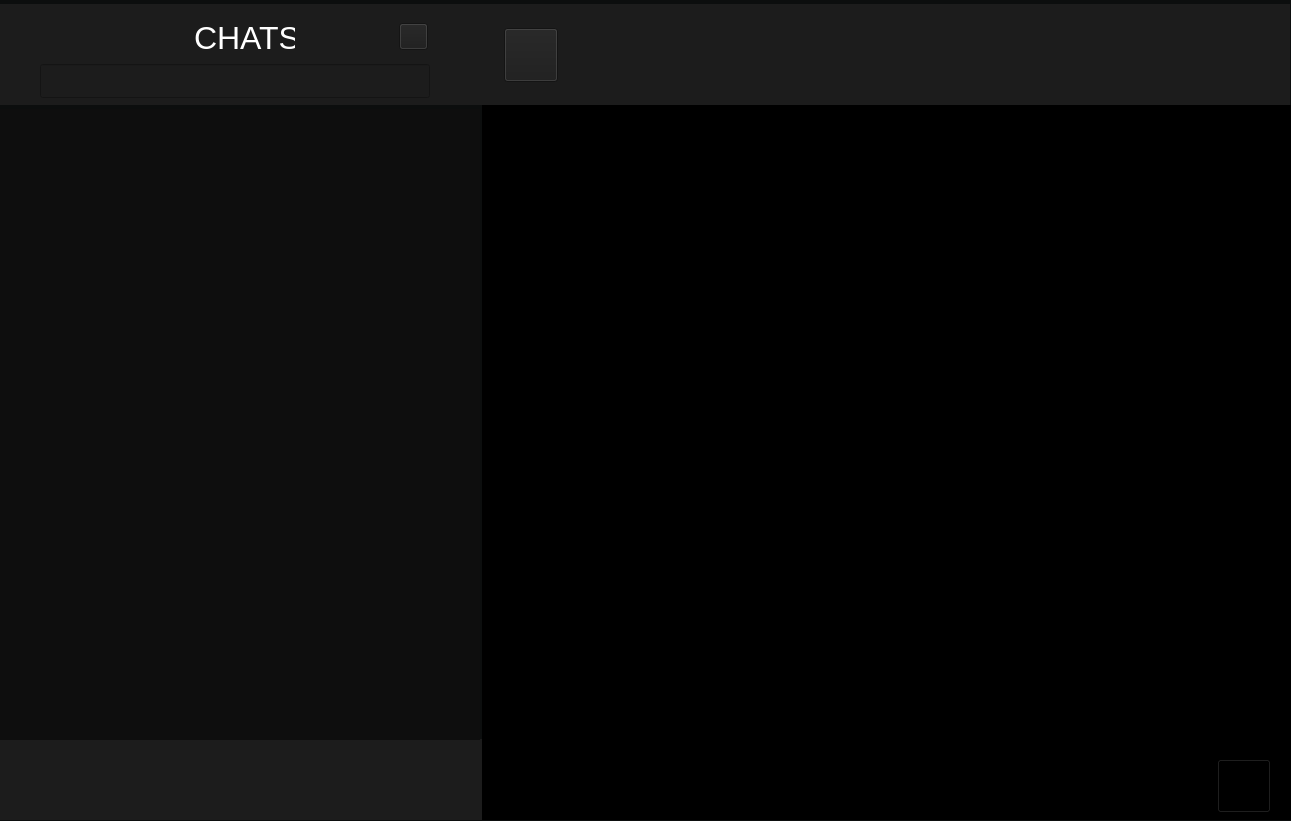
Before: the Qt Designer form Gui/Chat.ui in havebridge/BananaNet, drawn with Qt 5.
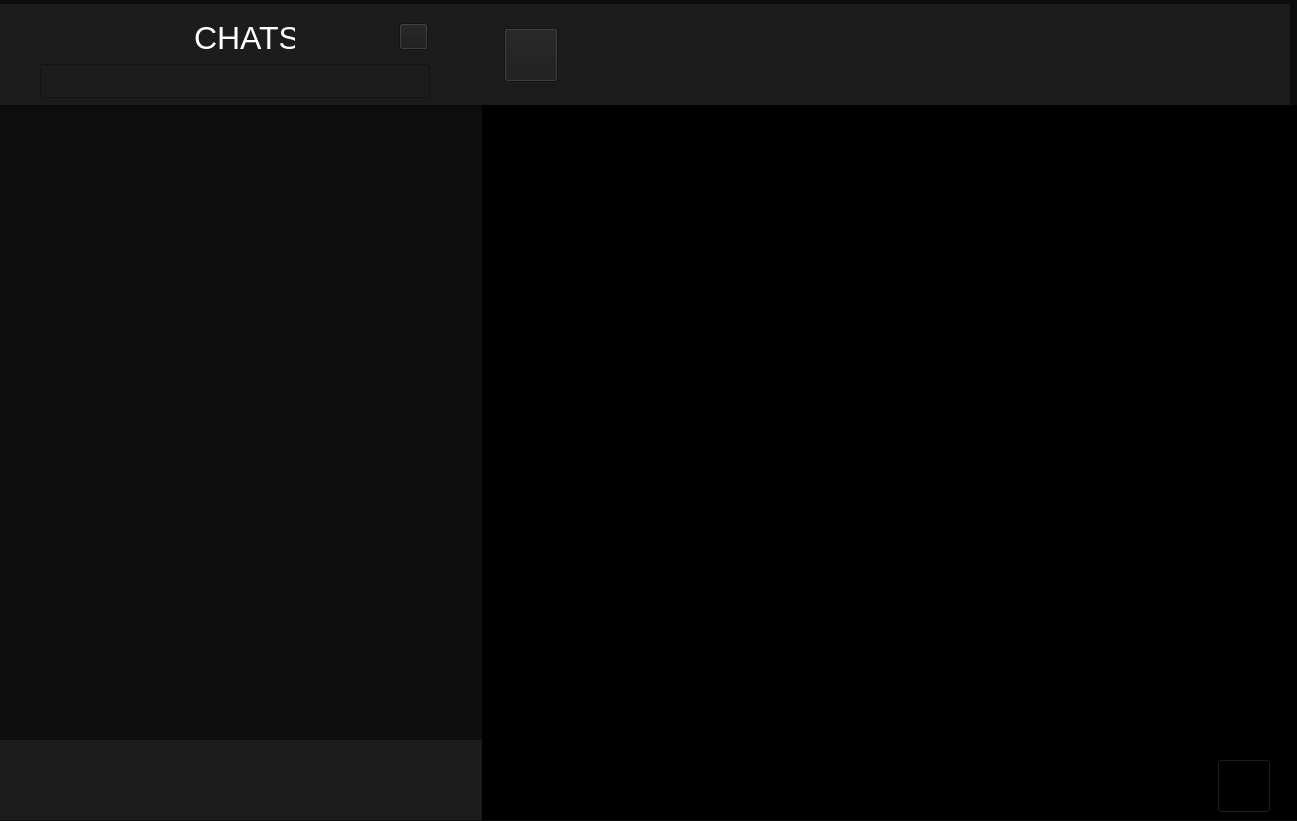
After: the same form once the commit is applied. The open tabs and pages were chosen to show the change. Icons and pictures are not drawn.

What changed in the file:
```diff
--- a/Gui/Chat.ui
+++ b/Gui/Chat.ui
@@ -6,7 +6,7 @@
    <rect>
     <x>0</x>
     <y>0</y>
-    <width>1291</width>
+    <width>1297</width>
     <height>821</height>
    </rect>
   </property>
```
Left out of the diff: 13 changed lines with no effect on the pictures.
